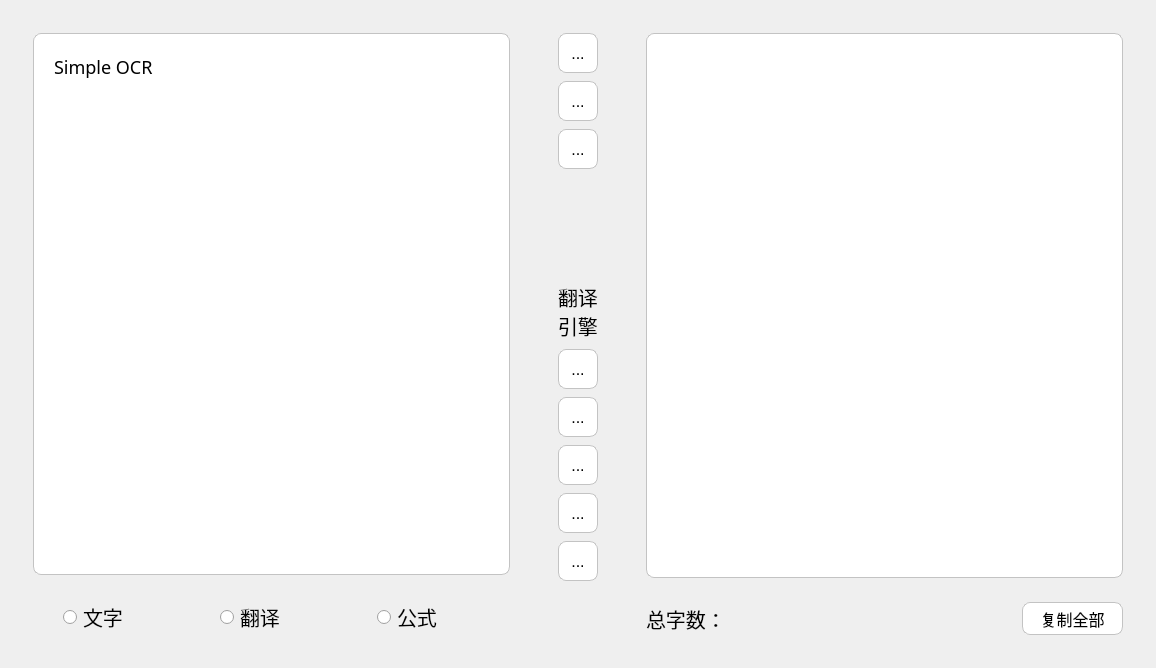
Qt form mainwindow.ui (Jackiu1997/SimpleOCR) before a commit.
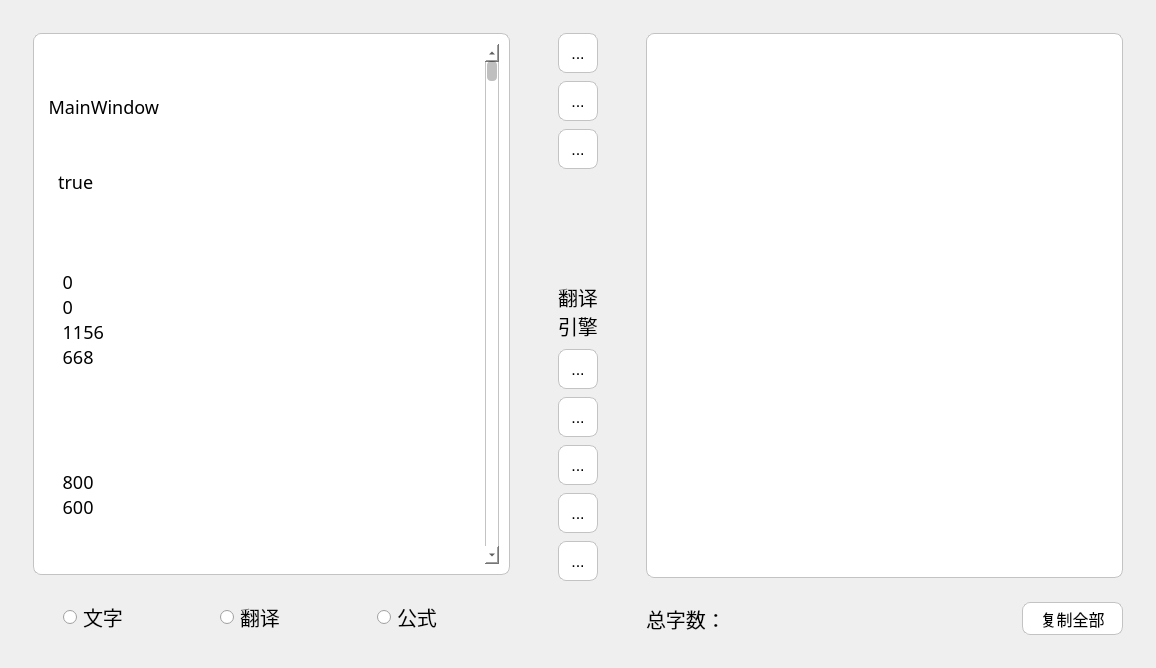
The same form after that commit. Icons and pictures are not drawn.

Commit message: better api and api settings

Patch:
```diff
--- a/mainwindow.ui
+++ b/mainwindow.ui
@@ -33,11 +33,9 @@
 }
 QToolButton {
 	background-color: rgb(255, 255, 255);
+	border: 1px solid rgb(195, 195, 195);
 	border-radius: 8px;
 	padding: 8px;
-	border-color: rgb(195, 195, 195);
-	border-style: solid;
-	border-width: 1px;
 	font-size: 16px;
 }
 QToolButton:pressed {
@@ -46,19 +44,15 @@
 }
 .QFrame {
 	background-color: rgb(255, 255, 255);
+	border: 1px solid rgb(195, 195, 195);
 	border-radius: 8px;
 	padding: 10px;
-	border-color: rgb(195, 195, 195);
-	border-style: solid;
-	border-width: 1px;
 }
 QTextEdit {
 	background-color: rgb(255, 255, 255);
+	border: 1px solid rgb(195, 195, 195);
 	border-radius: 8px;
 	padding: 10px;
-	border-color: rgb(195, 195, 195);
-	border-style: solid;
-	border-width: 1px;
 	font-family: &quot;宋体&quot;;
 	font-size: 18px;
 }
@@ -66,7 +60,39 @@
 	font-family: &quot;宋体&quot;;
 	font-size: 18px;
 }
-</string>
+QScrollBar:vertical {
+	background-color: rgb(255, 255, 255);
+	border: 1px solid rgb(195, 195, 195);
+	border-radius: 5px;
+	width: 14px;
+	padding: 16px 1px;
+}
+QScrollBar::handle:vertical{
+    width: 8px;
+    background: rgba(0,0,0,25%);
+    border-radius: 4px;
+    min-height: 20;
+}
+QScrollBar::handle:vertical:hover {
+    width: 8px;
+    background: rgba(0,0,0,50%);
+    border-radius: 4px;
+    min-height: 20;
+}
+QScrollBar::add-line:vertical {
+    height: 12px;
+	width: 10px;
+	margin: 4px 0px;
+	border-image: url(:/assets/icon/arrow_down.png);
+    subcontrol-position: bottom;
+}
+QScrollBar::sub-line:vertical {
+    height: 12px;
+	width: 10px;
+	margin: 4px 0px;
+	border-image: url(:/assets/icon/arrow_up.png);
+    subcontrol-position: top;
+}</string>
   </property>
   <widget class="QWidget" name="centralwidget">
    <layout class="QHBoxLayout" name="horizontalLayout_3" stretch="1,0,1">
@@ -100,37 +126,776 @@
         </property>
         <layout class="QHBoxLayout" name="horizontalLayout_4">
          <property name="leftMargin">
-          <number>10</number>
+          <number>0</number>
          </property>
          <property name="topMargin">
-          <number>10</number>
+          <number>0</number>
          </property>
          <property name="rightMargin">
-          <number>10</number>
+          <number>0</number>
          </property>
          <property name="bottomMargin">
-          <number>10</number>
+          <number>0</number>
          </property>
          <item>
-          <widget class="QLabel" name="inputEdit">
-           <property name="font">
-            <font>
-             <family>宋体</family>
-             <pointsize>-1</pointsize>
-            </font>
+          <widget class="QScrollArea" name="scrollArea">
+           <property name="styleSheet">
+            <string notr="true">background-color: rgb(255, 255, 255);</string>
            </property>
-           <property name="text">
-            <string>Simple OCR</string>
+           <property name="frameShape">
+            <enum>QFrame::NoFrame</enum>
            </property>
-           <property name="textFormat">
-            <enum>Qt::AutoText</enum>
+           <property name="frameShadow">
+            <enum>QFrame::Sunken</enum>
            </property>
-           <property name="alignment">
-            <set>Qt::AlignLeading|Qt::AlignLeft|Qt::AlignTop</set>
+           <property name="verticalScrollBarPolicy">
+            <enum>Qt::ScrollBarAsNeeded</enum>
            </property>
-           <property name="wordWrap">
+           <property name="horizontalScrollBarPolicy">
+            <enum>Qt::ScrollBarAlwaysOff</enum>
+           </property>
+           <property name="sizeAdjustPolicy">
+            <enum>QAbstractScrollArea::AdjustToContents</enum>
+           </property>
+           <property name="widgetResizable">
             <bool>true</bool>
            </property>
+           <property name="alignment">
+            <set>Qt::AlignCenter</set>
+           </property>
+           <widget class="QWidget" name="scrollAreaWidgetContents">
+            <property name="geometry">
+             <rect>
+              <x>0</x>
+              <y>0</y>
+              <width>440</width>
+              <height>15684</height>
+             </rect>
+            </property>
+            <layout class="QHBoxLayout" name="horizontalLayout_5">
+             <property name="spacing">
+              <number>0</number>
+             </property>
+             <property name="leftMargin">
+              <number>0</number>
+             </property>
+             <property name="topMargin">
+              <number>0</number>
+             </property>
+             <property name="rightMargin">
+              <number>0</number>
+             </property>
+             <property name="bottomMargin">
+              <number>0</number>
+             </property>
+             <item>
+              <widget class="QLabel" name="inputEdit">
+               <property name="font">
+                <font>
+                 <family>宋体</family>
+                 <pointsize>-1</pointsize>
+                </font>
+               </property>
+               <property name="text">
+                <string>&lt;?xml version=&quot;1.0&quot; encoding=&quot;UTF-8&quot;?&gt;
+&lt;ui version=&quot;4.0&quot;&gt;
+ &lt;class&gt;MainWindow&lt;/class&gt;
+ &lt;widget class=&quot;QMainWindow&quot; name=&quot;MainWindow&quot;&gt;
+  &lt;property name=&quot;enabled&quot;&gt;
+   &lt;bool&gt;true&lt;/bool&gt;
+  &lt;/property&gt;
+  &lt;property name=&quot;geometry&quot;&gt;
+   &lt;rect&gt;
+    &lt;x&gt;0&lt;/x&gt;
+    &lt;y&gt;0&lt;/y&gt;
+    &lt;width&gt;1156&lt;/width&gt;
+    &lt;height&gt;668&lt;/height&gt;
+   &lt;/rect&gt;
+  &lt;/property&gt;
+  &lt;property name=&quot;minimumSize&quot;&gt;
+   &lt;size&gt;
+    &lt;width&gt;800&lt;/width&gt;
+    &lt;height&gt;600&lt;/height&gt;
+   &lt;/size&gt;
+  &lt;/property&gt;
+  &lt;property name=&quot;windowTitle&quot;&gt;
+   &lt;string&gt;Simple OCR&lt;/string&gt;
+  &lt;/property&gt;
+  &lt;property name=&quot;windowIcon&quot;&gt;
+   &lt;iconset resource=&quot;assets.qrc&quot;&gt;
+    &lt;normaloff&gt;:/assets/icon/simple_ocr.ico&lt;/normaloff&gt;:/assets/icon/simple_ocr.ico&lt;/iconset&gt;
+  &lt;/property&gt;
+  &lt;property name=&quot;styleSheet&quot;&gt;
+   &lt;string notr=&quot;true&quot;&gt;* {
+	font-family: &amp;quot;微软雅黑&amp;quot;;
+	font-size: 20px;
+}
+QToolButton {
+	background-color: rgb(255, 255, 255);
+	border: 1px solid rgb(195, 195, 195);
+	border-radius: 8px;
+	padding: 8px;
+	font-size: 16px;
+}
+QToolButton:pressed {
+	background-color: rgb(243, 243, 243);
+	border-radius: 8px;
+}
+.QFrame {
+	background-color: rgb(255, 255, 255);
+	border: 1px solid rgb(195, 195, 195);
+	border-radius: 8px;
+	padding: 10px;
+}
+QTextEdit {
+	background-color: rgb(255, 255, 255);
+	border: 1px solid rgb(195, 195, 195);
+	border-radius: 8px;
+	padding: 10px;
+	font-family: &amp;quot;宋体&amp;quot;;
+	font-size: 18px;
+}
+QLabel#inputEdit {
+	font-family: &amp;quot;宋体&amp;quot;;
+	font-size: 18px;
+}
+QScrollBar {
+	background-color: rgb(255, 255, 255);
+	border: 1px solid rgb(195, 195, 195);
+	border-radius: 8px;
+}&lt;/string&gt;
+  &lt;/property&gt;
+  &lt;widget class=&quot;QWidget&quot; name=&quot;centralwidget&quot;&gt;
+   &lt;layout class=&quot;QHBoxLayout&quot; name=&quot;horizontalLayout_3&quot; stretch=&quot;1,0,1&quot;&gt;
+    &lt;property name=&quot;spacing&quot;&gt;
+     &lt;number&gt;0&lt;/number&gt;
+    &lt;/property&gt;
+    &lt;item&gt;
+     &lt;layout class=&quot;QVBoxLayout&quot; name=&quot;leftLayout&quot; stretch=&quot;1,0&quot;&gt;
+      &lt;property name=&quot;spacing&quot;&gt;
+       &lt;number&gt;24&lt;/number&gt;
+      &lt;/property&gt;
+      &lt;property name=&quot;leftMargin&quot;&gt;
+       &lt;number&gt;24&lt;/number&gt;
+      &lt;/property&gt;
+      &lt;property name=&quot;topMargin&quot;&gt;
+       &lt;number&gt;24&lt;/number&gt;
+      &lt;/property&gt;
+      &lt;property name=&quot;rightMargin&quot;&gt;
+       &lt;number&gt;24&lt;/number&gt;
+      &lt;/property&gt;
+      &lt;property name=&quot;bottomMargin&quot;&gt;
+       &lt;number&gt;24&lt;/number&gt;
+      &lt;/property&gt;
+      &lt;item&gt;
+       &lt;widget class=&quot;QFrame&quot; name=&quot;frame&quot;&gt;
+        &lt;property name=&quot;frameShape&quot;&gt;
+         &lt;enum&gt;QFrame::StyledPanel&lt;/enum&gt;
+        &lt;/property&gt;
+        &lt;property name=&quot;frameShadow&quot;&gt;
+         &lt;enum&gt;QFrame::Raised&lt;/enum&gt;
+        &lt;/property&gt;
+        &lt;layout class=&quot;QHBoxLayout&quot; name=&quot;horizontalLayout_4&quot;&gt;
+         &lt;property name=&quot;leftMargin&quot;&gt;
+          &lt;number&gt;10&lt;/number&gt;
+         &lt;/property&gt;
+         &lt;property name=&quot;topMargin&quot;&gt;
+          &lt;number&gt;10&lt;/number&gt;
+         &lt;/property&gt;
+         &lt;property name=&quot;rightMargin&quot;&gt;
+          &lt;number&gt;10&lt;/number&gt;
+         &lt;/property&gt;
+         &lt;property name=&quot;bottomMargin&quot;&gt;
+          &lt;number&gt;10&lt;/number&gt;
+         &lt;/property&gt;
+         &lt;item&gt;
+          &lt;widget class=&quot;QScrollArea&quot; name=&quot;scrollArea&quot;&gt;
+           &lt;property name=&quot;styleSheet&quot;&gt;
+            &lt;string notr=&quot;true&quot;&gt;background-color: rgb(255, 255, 255);&lt;/string&gt;
+           &lt;/property&gt;
+           &lt;property name=&quot;frameShape&quot;&gt;
+            &lt;enum&gt;QFrame::NoFrame&lt;/enum&gt;
+           &lt;/property&gt;
+           &lt;property name=&quot;frameShadow&quot;&gt;
+            &lt;enum&gt;QFrame::Sunken&lt;/enum&gt;
+           &lt;/property&gt;
+           &lt;property name=&quot;verticalScrollBarPolicy&quot;&gt;
+            &lt;enum&gt;Qt::ScrollBarAsNeeded&lt;/enum&gt;
+           &lt;/property&gt;
+           &lt;property name=&quot;horizontalScrollBarPolicy&quot;&gt;
+            &lt;enum&gt;Qt::ScrollBarAlwaysOff&lt;/enum&gt;
+           &lt;/property&gt;
+           &lt;property name=&quot;sizeAdjustPolicy&quot;&gt;
+            &lt;enum&gt;QAbstractScrollArea::AdjustToContents&lt;/enum&gt;
+           &lt;/property&gt;
+           &lt;property name=&quot;widgetResizable&quot;&gt;
+            &lt;bool&gt;true&lt;/bool&gt;
+           &lt;/property&gt;
+           &lt;property name=&quot;alignment&quot;&gt;
+            &lt;set&gt;Qt::AlignCenter&lt;/set&gt;
+           &lt;/property&gt;
+           &lt;widget class=&quot;QWidget&quot; name=&quot;scrollAreaWidgetContents&quot;&gt;
+            &lt;property name=&quot;geometry&quot;&gt;
+             &lt;rect&gt;
+              &lt;x&gt;0&lt;/x&gt;
+              &lt;y&gt;0&lt;/y&gt;
+              &lt;width&gt;434&lt;/width&gt;
+              &lt;height&gt;503&lt;/height&gt;
+             &lt;/rect&gt;
+            &lt;/property&gt;
+            &lt;layout class=&quot;QHBoxLayout&quot; name=&quot;horizontalLayout_5&quot;&gt;
+             &lt;property name=&quot;spacing&quot;&gt;
+              &lt;number&gt;0&lt;/number&gt;
+             &lt;/property&gt;
+             &lt;property name=&quot;leftMargin&quot;&gt;
+              &lt;number&gt;0&lt;/number&gt;
+             &lt;/property&gt;
+             &lt;property name=&quot;topMargin&quot;&gt;
+              &lt;number&gt;0&lt;/number&gt;
+             &lt;/property&gt;
+             &lt;property name=&quot;rightMargin&quot;&gt;
+              &lt;number&gt;0&lt;/number&gt;
+             &lt;/property&gt;
+             &lt;property name=&quot;bottomMargin&quot;&gt;
+              &lt;number&gt;0&lt;/number&gt;
+             &lt;/property&gt;
+             &lt;item&gt;
+              &lt;widget class=&quot;QLabel&quot; name=&quot;inputEdit&quot;&gt;
+               &lt;property name=&quot;font&quot;&gt;
+                &lt;font&gt;
+                 &lt;family&gt;宋体&lt;/family&gt;
+                 &lt;pointsize&gt;-1&lt;/pointsize&gt;
+                &lt;/font&gt;
+               &lt;/property&gt;
+               &lt;property name=&quot;text&quot;&gt;
+                &lt;string&gt;Simple OCR&lt;/string&gt;
+               &lt;/property&gt;
+               &lt;property name=&quot;textFormat&quot;&gt;
+                &lt;enum&gt;Qt::AutoText&lt;/enum&gt;
+               &lt;/property&gt;
+               &lt;property name=&quot;scaledContents&quot;&gt;
+                &lt;bool&gt;false&lt;/bool&gt;
+               &lt;/property&gt;
+               &lt;property name=&quot;alignment&quot;&gt;
+                &lt;set&gt;Qt::AlignLeading|Qt::AlignLeft|Qt::AlignTop&lt;/set&gt;
+               &lt;/property&gt;
+               &lt;property name=&quot;wordWrap&quot;&gt;
+                &lt;bool&gt;true&lt;/bool&gt;
+               &lt;/property&gt;
+              &lt;/widget&gt;
+             &lt;/item&gt;
+            &lt;/layout&gt;
+           &lt;/widget&gt;
+          &lt;/widget&gt;
+         &lt;/item&gt;
+        &lt;/layout&gt;
+       &lt;/widget&gt;
+      &lt;/item&gt;
+      &lt;item&gt;
+       &lt;layout class=&quot;QHBoxLayout&quot; name=&quot;horizontalLayout&quot;&gt;
+        &lt;property name=&quot;leftMargin&quot;&gt;
+         &lt;number&gt;30&lt;/number&gt;
+        &lt;/property&gt;
+        &lt;property name=&quot;topMargin&quot;&gt;
+         &lt;number&gt;0&lt;/number&gt;
+        &lt;/property&gt;
+        &lt;item&gt;
+         &lt;widget class=&quot;QRadioButton&quot; name=&quot;textRadioButtton&quot;&gt;
+          &lt;property name=&quot;font&quot;&gt;
+           &lt;font&gt;
+            &lt;family&gt;微软雅黑&lt;/family&gt;
+            &lt;pointsize&gt;-1&lt;/pointsize&gt;
+           &lt;/font&gt;
+          &lt;/property&gt;
+          &lt;property name=&quot;styleSheet&quot;&gt;
+           &lt;string notr=&quot;true&quot;&gt;selection-color: rgb(112, 112, 112);&lt;/string&gt;
+          &lt;/property&gt;
+          &lt;property name=&quot;text&quot;&gt;
+           &lt;string&gt;文字&lt;/string&gt;
+          &lt;/property&gt;
+         &lt;/widget&gt;
+        &lt;/item&gt;
+        &lt;item&gt;
+         &lt;widget class=&quot;QRadioButton&quot; name=&quot;transRadioButton&quot;&gt;
+          &lt;property name=&quot;sizePolicy&quot;&gt;
+           &lt;sizepolicy hsizetype=&quot;Minimum&quot; vsizetype=&quot;Fixed&quot;&gt;
+            &lt;horstretch&gt;0&lt;/horstretch&gt;
+            &lt;verstretch&gt;0&lt;/verstretch&gt;
+           &lt;/sizepolicy&gt;
+          &lt;/property&gt;
+          &lt;property name=&quot;font&quot;&gt;
+           &lt;font&gt;
+            &lt;family&gt;微软雅黑&lt;/family&gt;
+            &lt;pointsize&gt;-1&lt;/pointsize&gt;
+            &lt;weight&gt;50&lt;/weight&gt;
+            &lt;bold&gt;false&lt;/bold&gt;
+           &lt;/font&gt;
+          &lt;/property&gt;
+          &lt;property name=&quot;styleSheet&quot;&gt;
+           &lt;string notr=&quot;true&quot;&gt;selection-color: rgb(112, 112, 112);&lt;/string&gt;
+          &lt;/property&gt;
+          &lt;property name=&quot;text&quot;&gt;
+           &lt;string&gt;翻译&lt;/string&gt;
+          &lt;/property&gt;
+         &lt;/widget&gt;
+        &lt;/item&gt;
+        &lt;item&gt;
+         &lt;widget class=&quot;QRadioButton&quot; name=&quot;formRadioButton&quot;&gt;
+          &lt;property name=&quot;font&quot;&gt;
+           &lt;font&gt;
+            &lt;family&gt;微软雅黑&lt;/family&gt;
+            &lt;pointsize&gt;-1&lt;/pointsize&gt;
+           &lt;/font&gt;
+          &lt;/property&gt;
+          &lt;property name=&quot;styleSheet&quot;&gt;
+           &lt;string notr=&quot;true&quot;&gt;selection-color: rgb(112, 112, 112);&lt;/string&gt;
+          &lt;/property&gt;
+          &lt;property name=&quot;text&quot;&gt;
+           &lt;string&gt;公式&lt;/string&gt;
+          &lt;/property&gt;
+         &lt;/widget&gt;
+        &lt;/item&gt;
+       &lt;/layout&gt;
+      &lt;/item&gt;
+     &lt;/layout&gt;
+    &lt;/item&gt;
+    &lt;item&gt;
+     &lt;layout class=&quot;QVBoxLayout&quot; name=&quot;midLayout&quot;&gt;
+      &lt;property name=&quot;leftMargin&quot;&gt;
+       &lt;number&gt;24&lt;/number&gt;
+      &lt;/property&gt;
+      &lt;property name=&quot;topMargin&quot;&gt;
+       &lt;number&gt;24&lt;/number&gt;
+      &lt;/property&gt;
+      &lt;property name=&quot;rightMargin&quot;&gt;
+       &lt;number&gt;24&lt;/number&gt;
+      &lt;/property&gt;
+      &lt;property name=&quot;bottomMargin&quot;&gt;
+       &lt;number&gt;78&lt;/number&gt;
+      &lt;/property&gt;
+      &lt;item&gt;
+       &lt;layout class=&quot;QVBoxLayout&quot; name=&quot;verticalLayout_4&quot;&gt;
+        &lt;property name=&quot;spacing&quot;&gt;
+         &lt;number&gt;8&lt;/number&gt;
+        &lt;/property&gt;
+        &lt;item&gt;
+         &lt;widget class=&quot;QToolButton&quot; name=&quot;shotButton&quot;&gt;
+          &lt;property name=&quot;minimumSize&quot;&gt;
+           &lt;size&gt;
+            &lt;width&gt;40&lt;/width&gt;
+            &lt;height&gt;40&lt;/height&gt;
+           &lt;/size&gt;
+          &lt;/property&gt;
+          &lt;property name=&quot;maximumSize&quot;&gt;
+           &lt;size&gt;
+            &lt;width&gt;40&lt;/width&gt;
+            &lt;height&gt;40&lt;/height&gt;
+           &lt;/size&gt;
+          &lt;/property&gt;
+          &lt;property name=&quot;styleSheet&quot;&gt;
+           &lt;string notr=&quot;true&quot;/&gt;
+          &lt;/property&gt;
+          &lt;property name=&quot;text&quot;&gt;
+           &lt;string&gt;...&lt;/string&gt;
+          &lt;/property&gt;
+          &lt;property name=&quot;icon&quot;&gt;
+           &lt;iconset resource=&quot;assets.qrc&quot;&gt;
+            &lt;normaloff&gt;:/assets/icon/screenshot.png&lt;/normaloff&gt;:/assets/icon/screenshot.png&lt;/iconset&gt;
+          &lt;/property&gt;
+          &lt;property name=&quot;iconSize&quot;&gt;
+           &lt;size&gt;
+            &lt;width&gt;28&lt;/width&gt;
+            &lt;height&gt;28&lt;/height&gt;
+           &lt;/size&gt;
+          &lt;/property&gt;
+         &lt;/widget&gt;
+        &lt;/item&gt;
+        &lt;item&gt;
+         &lt;widget class=&quot;QToolButton&quot; name=&quot;imageButton&quot;&gt;
+          &lt;property name=&quot;minimumSize&quot;&gt;
+           &lt;size&gt;
+            &lt;width&gt;40&lt;/width&gt;
+            &lt;height&gt;40&lt;/height&gt;
+           &lt;/size&gt;
+          &lt;/property&gt;
+          &lt;property name=&quot;maximumSize&quot;&gt;
+           &lt;size&gt;
+            &lt;width&gt;40&lt;/width&gt;
+            &lt;height&gt;40&lt;/height&gt;
+           &lt;/size&gt;
+          &lt;/property&gt;
+          &lt;property name=&quot;styleSheet&quot;&gt;
+           &lt;string notr=&quot;true&quot;/&gt;
+          &lt;/property&gt;
+          &lt;property name=&quot;text&quot;&gt;
+           &lt;string&gt;...&lt;/string&gt;
+          &lt;/property&gt;
+          &lt;property name=&quot;icon&quot;&gt;
+           &lt;iconset resource=&quot;assets.qrc&quot;&gt;
+            &lt;normaloff&gt;:/assets/icon/select_image.png&lt;/normaloff&gt;:/assets/icon/select_image.png&lt;/iconset&gt;
+          &lt;/property&gt;
+          &lt;property name=&quot;iconSize&quot;&gt;
+           &lt;size&gt;
+            &lt;width&gt;28&lt;/width&gt;
+            &lt;height&gt;28&lt;/height&gt;
+           &lt;/size&gt;
+          &lt;/property&gt;
+         &lt;/widget&gt;
+        &lt;/item&gt;
+        &lt;item&gt;
+         &lt;widget class=&quot;QToolButton&quot; name=&quot;copyButton&quot;&gt;
+          &lt;property name=&quot;minimumSize&quot;&gt;
+           &lt;size&gt;
+            &lt;width&gt;40&lt;/width&gt;
+            &lt;height&gt;40&lt;/height&gt;
+           &lt;/size&gt;
+          &lt;/property&gt;
+          &lt;property name=&quot;maximumSize&quot;&gt;
+           &lt;size&gt;
+            &lt;width&gt;40&lt;/width&gt;
+            &lt;height&gt;40&lt;/height&gt;
+           &lt;/size&gt;
+          &lt;/property&gt;
+          &lt;property name=&quot;styleSheet&quot;&gt;
+           &lt;string notr=&quot;true&quot;/&gt;
+          &lt;/property&gt;
+          &lt;property name=&quot;text&quot;&gt;
+           &lt;string&gt;...&lt;/string&gt;
+          &lt;/property&gt;
+          &lt;property name=&quot;icon&quot;&gt;
+           &lt;iconset resource=&quot;assets.qrc&quot;&gt;
+            &lt;normaloff&gt;:/assets/icon/copy_paste.png&lt;/normaloff&gt;:/assets/icon/copy_paste.png&lt;/iconset&gt;
+          &lt;/property&gt;
+          &lt;property name=&quot;iconSize&quot;&gt;
+           &lt;size&gt;
+            &lt;width&gt;28&lt;/width&gt;
+            &lt;height&gt;28&lt;/height&gt;
+           &lt;/size&gt;
+          &lt;/property&gt;
+         &lt;/widget&gt;
+        &lt;/item&gt;
+       &lt;/layout&gt;
+      &lt;/item&gt;
+      &lt;item&gt;
+       &lt;spacer name=&quot;verticalSpacer&quot;&gt;
+        &lt;property name=&quot;orientation&quot;&gt;
+         &lt;enum&gt;Qt::Vertical&lt;/enum&gt;
+        &lt;/property&gt;
+        &lt;property name=&quot;sizeHint&quot; stdset=&quot;0&quot;&gt;
+         &lt;size&gt;
+          &lt;width&gt;20&lt;/width&gt;
+          &lt;height&gt;40&lt;/height&gt;
+         &lt;/size&gt;
+        &lt;/property&gt;
+       &lt;/spacer&gt;
+      &lt;/item&gt;
+      &lt;item&gt;
+       &lt;layout class=&quot;QVBoxLayout&quot; name=&quot;verticalLayout&quot;&gt;
+        &lt;property name=&quot;spacing&quot;&gt;
+         &lt;number&gt;8&lt;/number&gt;
+        &lt;/property&gt;
+        &lt;item&gt;
+         &lt;widget class=&quot;QLabel&quot; name=&quot;engineLabel&quot;&gt;
+          &lt;property name=&quot;font&quot;&gt;
+           &lt;font&gt;
+            &lt;family&gt;微软雅黑&lt;/family&gt;
+            &lt;pointsize&gt;-1&lt;/pointsize&gt;
+           &lt;/font&gt;
+          &lt;/property&gt;
+          &lt;property name=&quot;text&quot;&gt;
+           &lt;string&gt;翻译
+引擎&lt;/string&gt;
+          &lt;/property&gt;
+          &lt;property name=&quot;wordWrap&quot;&gt;
+           &lt;bool&gt;true&lt;/bool&gt;
+          &lt;/property&gt;
+         &lt;/widget&gt;
+        &lt;/item&gt;
+        &lt;item&gt;
+         &lt;widget class=&quot;QToolButton&quot; name=&quot;engine2Button&quot;&gt;
+          &lt;property name=&quot;minimumSize&quot;&gt;
+           &lt;size&gt;
+            &lt;width&gt;40&lt;/width&gt;
+            &lt;height&gt;40&lt;/height&gt;
+           &lt;/size&gt;
+          &lt;/property&gt;
+          &lt;property name=&quot;maximumSize&quot;&gt;
+           &lt;size&gt;
+            &lt;width&gt;40&lt;/width&gt;
+            &lt;height&gt;40&lt;/height&gt;
+           &lt;/size&gt;
+          &lt;/property&gt;
+          &lt;property name=&quot;styleSheet&quot;&gt;
+           &lt;string notr=&quot;true&quot;/&gt;
+          &lt;/property&gt;
+          &lt;property name=&quot;text&quot;&gt;
+           &lt;string&gt;...&lt;/string&gt;
+          &lt;/property&gt;
+          &lt;property name=&quot;icon&quot;&gt;
+           &lt;iconset resource=&quot;assets.qrc&quot;&gt;
+            &lt;normaloff&gt;:/assets/icon/baidu.png&lt;/normaloff&gt;:/assets/icon/baidu.png&lt;/iconset&gt;
+          &lt;/property&gt;
+          &lt;property name=&quot;iconSize&quot;&gt;
+           &lt;size&gt;
+            &lt;width&gt;28&lt;/width&gt;
+            &lt;height&gt;28&lt;/height&gt;
+           &lt;/size&gt;
+          &lt;/property&gt;
+         &lt;/widget&gt;
+        &lt;/item&gt;
+        &lt;item&gt;
+         &lt;widget class=&quot;QToolButton&quot; name=&quot;engine3Button&quot;&gt;
+          &lt;property name=&quot;minimumSize&quot;&gt;
+           &lt;size&gt;
+            &lt;width&gt;40&lt;/width&gt;
+            &lt;height&gt;40&lt;/height&gt;
+           &lt;/size&gt;
+          &lt;/property&gt;
+          &lt;property name=&quot;maximumSize&quot;&gt;
+           &lt;size&gt;
+            &lt;width&gt;40&lt;/width&gt;
+            &lt;height&gt;40&lt;/height&gt;
+           &lt;/size&gt;
+          &lt;/property&gt;
+          &lt;property name=&quot;styleSheet&quot;&gt;
+           &lt;string notr=&quot;true&quot;/&gt;
+          &lt;/property&gt;
+          &lt;property name=&quot;text&quot;&gt;
+           &lt;string&gt;...&lt;/string&gt;
+          &lt;/property&gt;
+          &lt;property name=&quot;icon&quot;&gt;
+           &lt;iconset resource=&quot;assets.qrc&quot;&gt;
+            &lt;normaloff&gt;:/assets/icon/tencent.png&lt;/normaloff&gt;:/assets/icon/tencent.png&lt;/iconset&gt;
+          &lt;/property&gt;
+          &lt;property name=&quot;iconSize&quot;&gt;
+           &lt;size&gt;
+            &lt;width&gt;28&lt;/width&gt;
+            &lt;height&gt;28&lt;/height&gt;
+           &lt;/size&gt;
+          &lt;/property&gt;
+         &lt;/widget&gt;
+        &lt;/item&gt;
+        &lt;item&gt;
+         &lt;widget class=&quot;QToolButton&quot; name=&quot;engine1Button&quot;&gt;
+          &lt;property name=&quot;minimumSize&quot;&gt;
+           &lt;size&gt;
+            &lt;width&gt;40&lt;/width&gt;
+            &lt;height&gt;40&lt;/height&gt;
+           &lt;/size&gt;
+          &lt;/property&gt;
+          &lt;property name=&quot;maximumSize&quot;&gt;
+           &lt;size&gt;
+            &lt;width&gt;40&lt;/width&gt;
+            &lt;height&gt;40&lt;/height&gt;
+           &lt;/size&gt;
+          &lt;/property&gt;
+          &lt;property name=&quot;styleSheet&quot;&gt;
+           &lt;string notr=&quot;true&quot;/&gt;
+          &lt;/property&gt;
+          &lt;property name=&quot;text&quot;&gt;
+           &lt;string&gt;...&lt;/string&gt;
+          &lt;/property&gt;
+          &lt;property name=&quot;icon&quot;&gt;
+           &lt;iconset resource=&quot;assets.qrc&quot;&gt;
+            &lt;normaloff&gt;:/assets/icon/sogou.png&lt;/normaloff&gt;:/assets/icon/sogou.png&lt;/iconset&gt;
+          &lt;/property&gt;
+          &lt;property name=&quot;iconSize&quot;&gt;
+           &lt;size&gt;
+            &lt;width&gt;28&lt;/width&gt;
+            &lt;height&gt;28&lt;/height&gt;
+           &lt;/size&gt;
+          &lt;/property&gt;
+         &lt;/widget&gt;
+        &lt;/item&gt;
+        &lt;item&gt;
+         &lt;widget class=&quot;QToolButton&quot; name=&quot;engine4Button&quot;&gt;
+          &lt;property name=&quot;minimumSize&quot;&gt;
+           &lt;size&gt;
+            &lt;width&gt;40&lt;/width&gt;
+            &lt;height&gt;40&lt;/height&gt;
+           &lt;/size&gt;
+          &lt;/property&gt;
+          &lt;property name=&quot;maximumSize&quot;&gt;
+           &lt;size&gt;
+            &lt;width&gt;40&lt;/width&gt;
+            &lt;height&gt;40&lt;/height&gt;
+           &lt;/size&gt;
+          &lt;/property&gt;
+          &lt;property name=&quot;styleSheet&quot;&gt;
+           &lt;string notr=&quot;true&quot;/&gt;
+          &lt;/property&gt;
+          &lt;property name=&quot;text&quot;&gt;
+           &lt;string&gt;...&lt;/string&gt;
+          &lt;/property&gt;
+          &lt;property name=&quot;icon&quot;&gt;
+           &lt;iconset resource=&quot;assets.qrc&quot;&gt;
+            &lt;normaloff&gt;:/assets/icon/sogou.png&lt;/normaloff&gt;:/assets/icon/sogou.png&lt;/iconset&gt;
+          &lt;/property&gt;
+          &lt;property name=&quot;iconSize&quot;&gt;
+           &lt;size&gt;
+            &lt;width&gt;28&lt;/width&gt;
+            &lt;height&gt;28&lt;/height&gt;
+           &lt;/size&gt;
+          &lt;/property&gt;
+         &lt;/widget&gt;
+        &lt;/item&gt;
+        &lt;item&gt;
+         &lt;widget class=&quot;QToolButton&quot; name=&quot;settingButton&quot;&gt;
+          &lt;property name=&quot;minimumSize&quot;&gt;
+           &lt;size&gt;
+            &lt;width&gt;40&lt;/width&gt;
+            &lt;height&gt;40&lt;/height&gt;
+           &lt;/size&gt;
+          &lt;/property&gt;
+          &lt;property name=&quot;maximumSize&quot;&gt;
+           &lt;size&gt;
+            &lt;width&gt;40&lt;/width&gt;
+            &lt;height&gt;40&lt;/height&gt;
+           &lt;/size&gt;
+          &lt;/property&gt;
+          &lt;property name=&quot;autoFillBackground&quot;&gt;
+           &lt;bool&gt;false&lt;/bool&gt;
+          &lt;/property&gt;
+          &lt;property name=&quot;styleSheet&quot;&gt;
+           &lt;string notr=&quot;true&quot;/&gt;
+          &lt;/property&gt;
+          &lt;property name=&quot;text&quot;&gt;
+           &lt;string&gt;...&lt;/string&gt;
+          &lt;/property&gt;
+          &lt;property name=&quot;icon&quot;&gt;
+           &lt;iconset resource=&quot;assets.qrc&quot;&gt;
+            &lt;normaloff&gt;:/assets/icon/settings.png&lt;/normaloff&gt;:/assets/icon/settings.png&lt;/iconset&gt;
+          &lt;/property&gt;
+          &lt;property name=&quot;iconSize&quot;&gt;
+           &lt;size&gt;
+            &lt;width&gt;28&lt;/width&gt;
+            &lt;height&gt;28&lt;/height&gt;
+           &lt;/size&gt;
+          &lt;/property&gt;
+          &lt;property name=&quot;autoRepeatInterval&quot;&gt;
+           &lt;number&gt;100&lt;/number&gt;
+          &lt;/property&gt;
+         &lt;/widget&gt;
+        &lt;/item&gt;
+       &lt;/layout&gt;
+      &lt;/item&gt;
+     &lt;/layout&gt;
+    &lt;/item&gt;
+    &lt;item&gt;
+     &lt;layout class=&quot;QVBoxLayout&quot; name=&quot;rightLayout&quot; stretch=&quot;0,0&quot;&gt;
+      &lt;property name=&quot;spacing&quot;&gt;
+       &lt;number&gt;24&lt;/number&gt;
+      &lt;/property&gt;
+      &lt;property name=&quot;leftMargin&quot;&gt;
+       &lt;number&gt;24&lt;/number&gt;
+      &lt;/property&gt;
+      &lt;property name=&quot;topMargin&quot;&gt;
+       &lt;number&gt;24&lt;/number&gt;
+      &lt;/property&gt;
+      &lt;property name=&quot;rightMargin&quot;&gt;
+       &lt;number&gt;24&lt;/number&gt;
+      &lt;/property&gt;
+      &lt;property name=&quot;bottomMargin&quot;&gt;
+       &lt;number&gt;24&lt;/number&gt;
+      &lt;/property&gt;
+      &lt;item&gt;
+       &lt;widget class=&quot;QTextEdit&quot; name=&quot;resultEdit&quot;&gt;
+        &lt;property name=&quot;styleSheet&quot;&gt;
+         &lt;string notr=&quot;true&quot;/&gt;
+        &lt;/property&gt;
+        &lt;property name=&quot;verticalScrollBarPolicy&quot;&gt;
+         &lt;enum&gt;Qt::ScrollBarAlwaysOff&lt;/enum&gt;
+        &lt;/property&gt;
+        &lt;property name=&quot;horizontalScrollBarPolicy&quot;&gt;
+         &lt;enum&gt;Qt::ScrollBarAlwaysOff&lt;/enum&gt;
+        &lt;/property&gt;
+        &lt;property name=&quot;sizeAdjustPolicy&quot;&gt;
+         &lt;enum&gt;QAbstractScrollArea::AdjustIgnored&lt;/enum&gt;
+        &lt;/property&gt;
+        &lt;property name=&quot;html&quot;&gt;
+         &lt;string&gt;&amp;lt;!DOCTYPE HTML PUBLIC &amp;quot;-//W3C//DTD HTML 4.0//EN&amp;quot; &amp;quot;http://www.w3.org/TR/REC-html40/strict.dtd&amp;quot;&amp;gt;
+&amp;lt;html&amp;gt;&amp;lt;head&amp;gt;&amp;lt;meta name=&amp;quot;qrichtext&amp;quot; content=&amp;quot;1&amp;quot; /&amp;gt;&amp;lt;style type=&amp;quot;text/css&amp;quot;&amp;gt;
+p, li { white-space: pre-wrap; }
+&amp;lt;/style&amp;gt;&amp;lt;/head&amp;gt;&amp;lt;body style=&amp;quot; font-family:'宋体'; font-size:18px; font-weight:400; font-style:normal;&amp;quot;&amp;gt;
+&amp;lt;p style=&amp;quot;-qt-paragraph-type:empty; margin-top:0px; margin-bottom:0px; margin-left:0px; margin-right:0px; -qt-block-indent:0; text-indent:0px;&amp;quot;&amp;gt;&amp;lt;br /&amp;gt;&amp;lt;/p&amp;gt;&amp;lt;/body&amp;gt;&amp;lt;/html&amp;gt;&lt;/string&gt;
+        &lt;/property&gt;
+        &lt;property name=&quot;acceptRichText&quot;&gt;
+         &lt;bool&gt;false&lt;/bool&gt;
+        &lt;/property&gt;
+       &lt;/widget&gt;
+      &lt;/item&gt;
+      &lt;item&gt;
+       &lt;layout class=&quot;QHBoxLayout&quot; name=&quot;horizontalLayout_2&quot; stretch=&quot;1,0&quot;&gt;
+        &lt;property name=&quot;leftMargin&quot;&gt;
+         &lt;number&gt;0&lt;/number&gt;
+        &lt;/property&gt;
+        &lt;property name=&quot;topMargin&quot;&gt;
+         &lt;number&gt;0&lt;/number&gt;
+        &lt;/property&gt;
+        &lt;property name=&quot;rightMargin&quot;&gt;
+         &lt;number&gt;0&lt;/number&gt;
+        &lt;/property&gt;
+        &lt;item&gt;
+         &lt;widget class=&quot;QLabel&quot; name=&quot;countLabel&quot;&gt;
+          &lt;property name=&quot;font&quot;&gt;
+           &lt;font&gt;
+            &lt;family&gt;微软雅黑&lt;/family&gt;
+            &lt;pointsize&gt;-1&lt;/pointsize&gt;
+           &lt;/font&gt;
+          &lt;/property&gt;
+          &lt;property name=&quot;text&quot;&gt;
+           &lt;string&gt;总字数：&lt;/string&gt;
+          &lt;/property&gt;
+         &lt;/widget&gt;
+        &lt;/item&gt;
+        &lt;item&gt;
+         &lt;widget class=&quot;QToolButton&quot; name=&quot;copyAllButton&quot;&gt;
+          &lt;property name=&quot;font&quot;&gt;
+           &lt;font&gt;
+            &lt;family&gt;微软雅黑&lt;/family&gt;
+            &lt;pointsize&gt;-1&lt;/pointsize&gt;
+           &lt;/font&gt;
+          &lt;/property&gt;
+          &lt;property name=&quot;styleSheet&quot;&gt;
+           &lt;string notr=&quot;true&quot;&gt;QToolButton {
+	padding: 2px 12px;
+}&lt;/string&gt;
+          &lt;/property&gt;
+          &lt;property name=&quot;text&quot;&gt;
+           &lt;string&gt;复制全部&lt;/string&gt;
+          &lt;/property&gt;
+         &lt;/widget&gt;
+        &lt;/item&gt;
+       &lt;/layout&gt;
+      &lt;/item&gt;
+     &lt;/layout&gt;
+    &lt;/item&gt;
+   &lt;/layout&gt;
+  &lt;/widget&gt;
+ &lt;/widget&gt;
+ &lt;resources&gt;
+  &lt;include location=&quot;assets.qrc&quot;/&gt;
+ &lt;/resources&gt;
+ &lt;connections/&gt;
+&lt;/ui&gt;
+</string>
+               </property>
+               <property name="textFormat">
+                <enum>Qt::AutoText</enum>
+               </property>
+               <property name="scaledContents">
+                <bool>false</bool>
+               </property>
+               <property name="alignment">
+                <set>Qt::AlignLeading|Qt::AlignLeft|Qt::AlignTop</set>
+               </property>
+               <property name="wordWrap">
+                <bool>true</bool>
+               </property>
+              </widget>
+             </item>
+            </layout>
+           </widget>
           </widget>
          </item>
         </layout>
@@ -356,38 +1121,6 @@
           </property>
          </widget>
         </item>
-        <item>
-         <widget class="QToolButton" name="engine1Button">
-          <property name="minimumSize">
-           <size>
-            <width>40</width>
-            <height>40</height>
-           </size>
-          </property>
-          <property name="maximumSize">
-           <size>
-            <width>40</width>
-            <height>40</height>
-           </size>
-          </property>
-          <property name="styleSheet">
-           <string notr="true"/>
-          </property>
-          <property name="text">
-           <string>...</string>
-          </property>
-          <property name="icon">
-           <iconset resource="assets.qrc">
-            <normaloff>:/assets/icon/sogou.png</normaloff>:/assets/icon/sogou.png</iconset>
-          </property>
-          <property name="iconSize">
-           <size>
-            <width>28</width>
-            <height>28</height>
-           </size>
-          </property>
-         </widget>
-        </item>
         <item>
          <widget class="QToolButton" name="engine2Button">
           <property name="minimumSize">
@@ -452,6 +1185,38 @@
           </property>
          </widget>
         </item>
+        <item>
+         <widget class="QToolButton" name="engine1Button">
+          <property name="minimumSize">
+           <size>
+            <width>40</width>
+            <height>40</height>
+           </size>
+          </property>
+          <property name="maximumSize">
+           <size>
+            <width>40</width>
+            <height>40</height>
+           </size>
+          </property>
+          <property name="styleSheet">
+           <string notr="true"/>
+          </property>
+          <property name="text">
+           <string>...</string>
+          </property>
+          <property name="icon">
+           <iconset resource="assets.qrc">
+            <normaloff>:/assets/icon/sogou.png</normaloff>:/assets/icon/sogou.png</iconset>
+          </property>
+          <property name="iconSize">
+           <size>
+            <width>28</width>
+            <height>28</height>
+           </size>
+          </property>
+         </widget>
+        </item>
         <item>
          <widget class="QToolButton" name="engine4Button">
           <property name="minimumSize">
```
Left out of the diff: 3 changed lines with no effect on the pictures. The commit also changes 15 other files.
